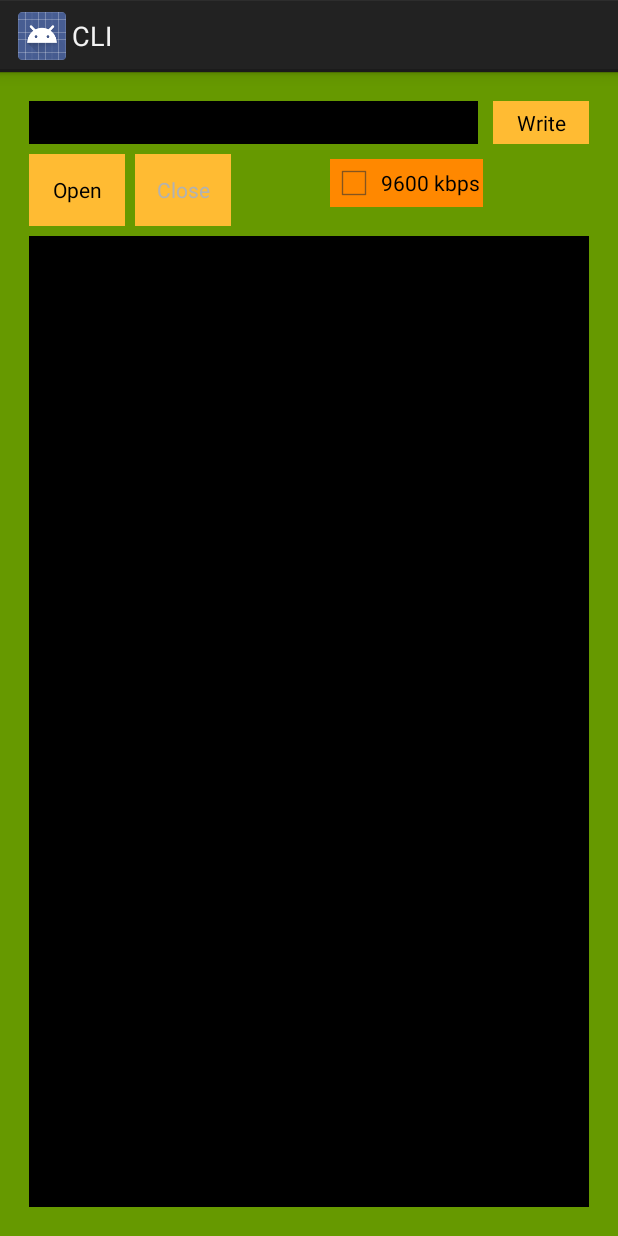
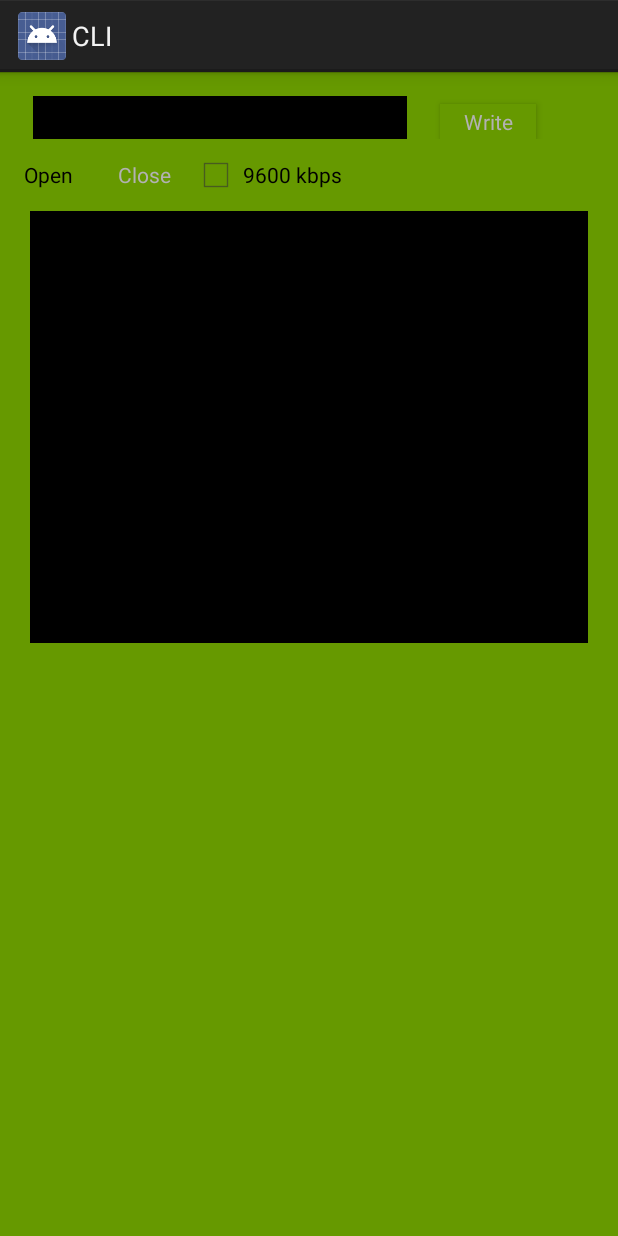
Before and after one commit to araobp/bicycle, an Android app: the screen it shows after launch (MainActivity), after a tap on "Open", on a phone screen of 412 x 824 dp. Run offline under Robolectric (Android 15) with nearby library versions, the phone set to English and light mode, and no system bars.

Commit message:
refactor code

```diff
--- a/src/app/src/main/java/jp/arao/bicycle/edge/FtdiDevice.java
+++ b/src/app/src/main/java/jp/arao/bicycle/edge/FtdiDevice.java
@@ -6,41 +6,54 @@ import android.util.Log;
 import com.ftdi.j2xx.D2xxManager;
 import com.ftdi.j2xx.FT_Device;
 
+/*
+* FTDI device
+* */
 public class FtdiDevice {
+
+    // Size of read buffer (the number of characters)
+    public static final int READBUF_SIZE  = 256;
 
     private final String TAG = "Edge";
 
-    private D2xxManager ftD2xx = null;
-    private FT_Device ftDev = null;
+    private D2xxManager mD2xxManager = null;
+    private FT_Device mFtDevice = null;
 
-    private boolean mThreadIsStopped = true;
+    private boolean mReaderIsRunning = false;
 
-    private final int READBUF_SIZE  = 256;
-    private byte[] rbuf  = new byte[READBUF_SIZE];
-    private char[] rchar = new char[READBUF_SIZE];
+    private byte[] mReadBuf = new byte[READBUF_SIZE];
+    private char[] mCharBuf = new char[READBUF_SIZE];
     private int mReadSize=0;
 
     private Handler mHandler = new Handler();
-    private ReadListener readListener = null;
+    private ReadListener mReadListener = null;
 
+    /*
+    * constructor
+    *
+    * @parameter readListener instance of ReadListener
+    * */
     public FtdiDevice(ReadListener readListener) {
-        this.readListener = readListener;
+        this.mReadListener = readListener;
         try {
-            ftD2xx = D2xxManager.getInstance(readListener);
-        } catch (D2xxManager.D2xxException ex) {
-            Log.e(TAG, ex.toString());
+            mD2xxManager = D2xxManager.getInstance(readListener);
+        } catch (D2xxManager.D2xxException e) {
+            Log.e(TAG, e.toString());
         }
     }
 
+    /*
+    * set FTDI device config
+    * */
     private void setConfig(int baudrate, byte dataBits, byte stopBits, byte parity, byte flowControl) {
-        if (!ftDev.isOpen()) {
+        if (!mFtDevice.isOpen()) {
             Log.e(TAG, "setConfig: device not open");
             return;
         }
 
-        ftDev.setBitMode((byte) 0, D2xxManager.FT_BITMODE_RESET);
+        mFtDevice.setBitMode((byte) 0, D2xxManager.FT_BITMODE_RESET);
 
-        ftDev.setBaudRate(baudrate);
+        mFtDevice.setBaudRate(baudrate);
 
         switch (dataBits) {
             case 7:
@@ -87,7 +100,7 @@ public class FtdiDevice {
                 break;
         }
 
-        ftDev.setDataCharacteristics(dataBits, stopBits, parity);
+        mFtDevice.setDataCharacteristics(dataBits, stopBits, parity);
 
         short flowCtrlSetting;
         switch (flowControl) {
@@ -108,87 +121,39 @@ public class FtdiDevice {
                 break;
         }
 
-        ftDev.setFlowControl(flowCtrlSetting, (byte) 0x0b, (byte) 0x0d);
+        mFtDevice.setFlowControl(flowCtrlSetting, (byte) 0x0b, (byte) 0x0d);
     }
 
-    public boolean openDevice(int baudrate) {
-        boolean update = false;
 
-        // check if ftdi device has already benn instantiated
-        if(ftDev != null) {
-            if(ftDev.isOpen()) {
-                if(mThreadIsStopped) {
-                    update = true;
-                    setConfig(baudrate, (byte)8, (byte)1, (byte)0, (byte)0);
-                    ftDev.purge((byte) (D2xxManager.FT_PURGE_TX | D2xxManager.FT_PURGE_RX));
-                    ftDev.restartInTask();
-                    new Thread(mLoop).start();
-                }
-                return update;
-            }
-        }
-
-        int devCount = 0;
-        devCount = ftD2xx.createDeviceInfoList(readListener);
-
-        Log.d(TAG, "Device number : "+ Integer.toString(devCount));
-
-        D2xxManager.FtDeviceInfoListNode[] deviceList = new D2xxManager.FtDeviceInfoListNode[devCount];
-        ftD2xx.getDeviceInfoList(devCount, deviceList);
-
-        if(devCount <= 0) {
-            return update;
-        }
-
-        if(ftDev == null) {
-            ftDev = ftD2xx.openByIndex(readListener, 0);
-        } else {
-            synchronized (ftDev) {
-                ftDev = ftD2xx.openByIndex(readListener, 0);
-            }
-        }
-
-        if(ftDev.isOpen()) {
-            if (mThreadIsStopped) {
-                update = true;
-                setConfig(baudrate, (byte) 8, (byte) 1, (byte) 0, (byte) 0);
-                ftDev.purge((byte) (D2xxManager.FT_PURGE_TX | D2xxManager.FT_PURGE_RX));
-                ftDev.restartInTask();
-                new Thread(mLoop).start();
-            }
-        }
-
-        return update;
-    }
-
-    private Runnable mLoop = new Runnable() {
+    // reader thread
+    private Runnable mReader = new Runnable() {
         @Override
         public void run() {
             int i;
             int readSize;
-            mThreadIsStopped = false;
+            mReaderIsRunning = true;
             while(true) {
-                if(mThreadIsStopped) {
+                if(!mReaderIsRunning) {
                     break;
                 }
 
-                synchronized (ftDev) {
-                    readSize = ftDev.getQueueStatus();
+                synchronized (mFtDevice) {
+                    readSize = mFtDevice.getQueueStatus();
                     if(readSize>0) {
                         mReadSize = readSize;
                         if(mReadSize > READBUF_SIZE) {
                             mReadSize = READBUF_SIZE;
                         }
-                        ftDev.read(rbuf,mReadSize);
+                        mFtDevice.read(mReadBuf,mReadSize);
 
                         for(i=0; i<mReadSize; i++) {
-                            rchar[i] = (char)rbuf[i];
+                            mCharBuf[i] = (char) mReadBuf[i];
                         }
                         mHandler.post(new Runnable() {
                             @Override
                             public void run() {
 
-                                readListener.onRead(String.copyValueOf(rchar,0,mReadSize));
+                                mReadListener.onRead(String.copyValueOf(mCharBuf,0,mReadSize));
                             }
                         });
 
@@ -198,31 +163,96 @@ public class FtdiDevice {
         }
     };
 
+    /*
+    * Opens FTDI device and start reader thread
+    *
+    * @parameter baudrate baud rate
+    * @return true if reader thread's state is changed
+    * */
+    public boolean open(int baudrate) {
+        boolean stateChanged = false;
+
+        if(mFtDevice != null) {
+            if(mFtDevice.isOpen()) {
+                if(!mReaderIsRunning) {
+                    stateChanged = true;
+                    setConfig(baudrate, (byte)8, (byte)1, (byte)0, (byte)0);
+                    mFtDevice.purge((byte) (D2xxManager.FT_PURGE_TX | D2xxManager.FT_PURGE_RX));
+                    mFtDevice.restartInTask();
+                    new Thread(mReader).start();
+                }
+                return stateChanged;
+            }
+        }
+
+        int devCount = 0;
+        devCount = mD2xxManager.createDeviceInfoList(mReadListener);
+
+        Log.d(TAG, "Device number : "+ Integer.toString(devCount));
+
+        D2xxManager.FtDeviceInfoListNode[] deviceList = new D2xxManager.FtDeviceInfoListNode[devCount];
+        mD2xxManager.getDeviceInfoList(devCount, deviceList);
+
+        if(devCount <= 0) {
+            return stateChanged;
+        }
+
+        if(mFtDevice == null) {
+            mFtDevice = mD2xxManager.openByIndex(mReadListener, 0);
+        } else {
+            synchronized (mFtDevice) {
+                mFtDevice = mD2xxManager.openByIndex(mReadListener, 0);
+            }
+        }
+
+        if(mFtDevice.isOpen()) {
+            if (!mReaderIsRunning) {
+                stateChanged = true;
+                setConfig(baudrate, (byte) 8, (byte) 1, (byte) 0, (byte) 0);
+                mFtDevice.purge((byte) (D2xxManager.FT_PURGE_TX | D2xxManager.FT_PURGE_RX));
+                mFtDevice.restartInTask();
+                new Thread(mReader).start();
+            }
+        }
+
+        return stateChanged;
+    }
+
+    /*
+    * Sends message to FTDI device
+    * */
     public void write(String message) {
-        if(ftDev == null) {
+        if(mFtDevice == null) {
             return;
         }
 
-        synchronized (ftDev) {
-            if(ftDev.isOpen() == false) {
-                Log.e(TAG, "onClickWrite : Device is not open");
+        synchronized (mFtDevice) {
+            if(mFtDevice.isOpen() == false) {
+                Log.e(TAG, "onClickWrite : device is not open");
                 return;
             }
 
-            ftDev.setLatencyTimer((byte)16);
+            mFtDevice.setLatencyTimer((byte)16);
 
             byte[] writeByte = message.getBytes();
-            ftDev.write(writeByte, message.length());
+            mFtDevice.write(writeByte, message.length());
         }
     }
 
-    public void onDestroy() {
-        mThreadIsStopped = true;
+    /*
+    * Stops reader thread
+    * */
+    public void stop() {
+        mReaderIsRunning = false;
     }
-    public void closeDevice() {
-        mThreadIsStopped = true;
-        if(ftDev != null) {
-            ftDev.close();
+
+    /*
+    * Stops reader thread and closes FTDI device
+    * */
+    public void close() {
+        mReaderIsRunning = false;
+        if(mFtDevice != null) {
+            mFtDevice.close();
         }
     }
 }
--- a/src/app/src/main/java/jp/arao/bicycle/edge/MainActivity.java
+++ b/src/app/src/main/java/jp/arao/bicycle/edge/MainActivity.java
@@ -19,45 +19,47 @@ public class MainActivity extends ReadListener {
     private static final int DEFAULT_BAUDRATE = 9600;  // 9600kbps
     private static final int SCHEDULER_BAUDRATE = 115200;  // 115200kbps
 
-    private FtdiDevice ftdiDevice = null;
+    private FtdiDevice mFtdiDevice = null;
 
-    private TextView tvRead = null;
-    private EditText etWrite = null;
-    private Button btOpen = null;
-    private Button btWrite = null;
-    private Button btClose = null;
-    private CheckBox ckBox = null;
+    private TextView mTextView = null;
+    private EditText mEditText = null;
+    private Button mButtonOpen = null;
+    private Button mButtonWrite = null;
+    private Button mButtonClose = null;
+    private CheckBox mCheckBox = null;
 
     private int baudrate() {
-        int baudrate = SCHEDULER_BAUDRATE;
-        if (ckBox != null) {
-            baudrate = ckBox.isChecked() ? DEFAULT_BAUDRATE : SCHEDULER_BAUDRATE;
+        if (mCheckBox != null) {
+            return mCheckBox.isChecked() ? DEFAULT_BAUDRATE : SCHEDULER_BAUDRATE;
+        } else {
+            return SCHEDULER_BAUDRATE;
         }
-        return baudrate;
     }
 
     private void updateView(boolean on) {
         if(on) {
-            btOpen.setEnabled(false);
-            btClose.setEnabled(true);
+            mButtonOpen.setEnabled(false);
+            mButtonWrite.setEnabled(true);
+            mButtonClose.setEnabled(true);
         } else {
-            btOpen.setEnabled(true);
-            btClose.setEnabled(false);
+            mButtonOpen.setEnabled(true);
+            mButtonWrite.setEnabled(false);
+            mButtonClose.setEnabled(false);
         }
     }
 
     @Override
     protected void onNewIntent(Intent intent) {
-        ftdiDevice.openDevice(baudrate());
+        mFtdiDevice.open(baudrate());
     }
 
     BroadcastReceiver mUsbReceiver = new BroadcastReceiver() {
         public void onReceive(Context context, Intent intent) {
             String action = intent.getAction();
             if (UsbManager.ACTION_USB_DEVICE_ATTACHED.equals(action)) {
-                ftdiDevice.openDevice(baudrate());
+                mFtdiDevice.open(baudrate());
             } else if (UsbManager.ACTION_USB_DEVICE_DETACHED.equals(action)) {
-                ftdiDevice.closeDevice();
+                mFtdiDevice.close();
                 updateView(false);
             }
         }
@@ -68,18 +70,18 @@ public class MainActivity extends ReadListener {
         super.onCreate(savedInstanceState);
         setContentView(R.layout.activity_main);
 
-        tvRead = (TextView) findViewById(R.id.tvRead);
-        etWrite = (EditText) findViewById(R.id.etWrite);
+        mTextView = (TextView) findViewById(R.id.tvRead);
+        mEditText = (EditText) findViewById(R.id.etWrite);
 
-        btOpen = (Button) findViewById(R.id.btOpen);
-        btWrite = (Button) findViewById(R.id.btWrite);
-        btClose = (Button) findViewById(R.id.btClose);
+        mButtonOpen = (Button) findViewById(R.id.btOpen);
+        mButtonWrite = (Button) findViewById(R.id.btWrite);
+        mButtonClose = (Button) findViewById(R.id.btClose);
 
-        ckBox = (CheckBox) findViewById(R.id.ckBox);
+        mCheckBox = (CheckBox) findViewById(R.id.ckBox);
 
         updateView(false);
 
-        ftdiDevice = new FtdiDevice(this);
+        mFtdiDevice = new FtdiDevice(this);
 
         IntentFilter filter = new IntentFilter();
         filter.addAction(UsbManager.ACTION_USB_DEVICE_ATTACHED);
@@ -89,29 +91,29 @@ public class MainActivity extends ReadListener {
 
     public void onClickOpen(View v) {
         boolean update = false;
-        update = ftdiDevice.openDevice(baudrate());
+        update = mFtdiDevice.open(baudrate());
         updateView(update);
     }
 
     public void onClickWrite(View v) {
-        String writeString = etWrite.getText().toString().toUpperCase() + DELIMETER;
-        ftdiDevice.write(writeString);
-        etWrite.setText("");
+        String writeString = mEditText.getText().toString().toUpperCase() + DELIMETER;
+        mFtdiDevice.write(writeString);
+        mEditText.setText("");
     }
 
     public void onRead(String message) {
-        tvRead.append(message);
+        mTextView.append(message);
     }
 
     public void onClickClose(View v) {
-        ftdiDevice.closeDevice();
+        mFtdiDevice.close();
         updateView(false);
     }
 
     @Override
     public void onDestroy() {
         super.onDestroy();
-        ftdiDevice.onDestroy();
+        mFtdiDevice.stop();
         unregisterReceiver(mUsbReceiver);
     }
 }
--- a/src/app/src/main/res/layout/activity_main.xml
+++ b/src/app/src/main/res/layout/activity_main.xml
@@ -1,96 +1,150 @@
-<RelativeLayout xmlns:android="http://schemas.android.com/apk/res/android"
+<LinearLayout xmlns:android="http://schemas.android.com/apk/res/android"
+    xmlns:app="http://schemas.android.com/apk/res-auto"
     xmlns:tools="http://schemas.android.com/tools"
     android:layout_width="match_parent"
     android:layout_height="match_parent"
     android:background="@android:color/holo_green_dark"
-    android:paddingBottom="@dimen/activity_vertical_margin"
-    android:paddingLeft="@dimen/activity_horizontal_margin"
-    android:paddingRight="@dimen/activity_horizontal_margin"
-    android:paddingTop="@dimen/activity_vertical_margin"
-    tools:context=".MainActivity">
+    android:orientation="vertical"
+    tools:context=".MainActivity"
+    tools:layout_editor_absoluteX="0dp"
+    tools:layout_editor_absoluteY="73dp"
+    android:weightSum="1">
+
+    <LinearLayout
+        android:layout_width="match_parent"
+        android:layout_height="wrap_content"
+        android:orientation="horizontal"
+        android:weightSum="1">
 
         <EditText
             android:id="@+id/etWrite"
             android:layout_width="wrap_content"
             android:layout_height="wrap_content"
-        android:layout_alignParentLeft="true"
-        android:layout_alignParentTop="true"
+            android:layout_marginBottom="8dp"
+            android:layout_marginEnd="22dp"
+            android:layout_marginStart="22dp"
+            android:layout_marginTop="8dp"
+            android:layout_weight="0.49"
             android:background="@android:color/background_dark"
             android:ems="10"
+            android:maxLines="1"
+            android:minLines="1"
+            android:padding="@dimen/padding"
             android:textColor="@android:color/holo_green_light"
-        android:layout_margin="@dimen/margin"
-        android:padding="@dimen/padding"
-        android:layout_toStartOf="@+id/btWrite"
-        android:layout_alignRight="@+id/ckBox"
-        android:layout_alignEnd="@+id/ckBox" />
+            app:layout_constraintBottom_toTopOf="@+id/btClose"
+            app:layout_constraintLeft_toLeftOf="parent"
+            app:layout_constraintRight_toLeftOf="@+id/btWrite"
+            app:layout_constraintTop_toTopOf="@+id/btWrite"
+            app:layout_constraintVertical_bias="0.0"
+            tools:layout_constraintBottom_creator="1"
+            tools:layout_constraintLeft_creator="1"
+            tools:layout_constraintRight_creator="1"
+            tools:layout_constraintTop_creator="1" />
 
         <Button
             android:id="@+id/btWrite"
             android:layout_width="wrap_content"
-        android:layout_height="wrap_content"
-        android:background="@android:color/holo_orange_light"
+            android:layout_height="match_parent"
+            android:layout_marginEnd="16dp"
+            android:layout_marginRight="16dp"
+            android:layout_marginTop="21dp"
+            android:background="@android:color/holo_green_dark"
+            android:elevation="3dp"
             android:onClick="onClickWrite"
+            android:padding="@dimen/padding"
             android:text="Write"
             android:textSize="14sp"
-        android:layout_margin="@dimen/margin"
-        android:padding="@dimen/padding"
-        android:layout_above="@+id/btClose"
-        android:layout_alignParentTop="true"
-        android:layout_alignParentRight="true"
-        android:layout_alignParentEnd="true" />
+            app:layout_constraintRight_toRightOf="parent"
+            app:layout_constraintTop_toTopOf="parent"
+            tools:layout_constraintRight_creator="1"
+            tools:layout_constraintTop_creator="1" />
 
-    <TextView
-        android:id="@+id/tvRead"
-        android:layout_width="wrap_content"
+    </LinearLayout>
+
+    <LinearLayout
+        android:layout_width="match_parent"
         android:layout_height="wrap_content"
-        android:layout_alignParentBottom="true"
-        android:layout_alignParentLeft="true"
-        android:layout_alignParentRight="true"
-        android:layout_below="@+id/btOpen"
-        android:layout_margin="@dimen/margin"
-        android:background="@android:color/background_dark"
-        android:padding="@dimen/padding"
-        android:scrollbars="vertical"
-        android:gravity="bottom"
-        android:textColor="@android:color/background_light" />
+        android:orientation="horizontal">
 
         <Button
             android:id="@+id/btOpen"
             android:layout_width="wrap_content"
-        android:layout_height="wrap_content"
-        android:layout_alignParentLeft="true"
-        android:layout_below="@+id/etWrite"
-        android:layout_margin="@dimen/margin"
+            android:layout_height="match_parent"
+            android:background="@android:color/holo_green_dark"
+            android:onClick="onClickOpen"
             android:padding="@dimen/padding"
-        android:background="@android:color/holo_orange_light"
-        android:onClick="onClickOpen"
             android:text="Open"
-        android:textSize="14sp" />
+            android:textSize="14sp"
+            app:layout_constraintBottom_toTopOf="@+id/tvRead"
+            app:layout_constraintHorizontal_bias="0.54"
+            app:layout_constraintLeft_toLeftOf="parent"
+            app:layout_constraintRight_toLeftOf="@+id/btClose"
+            app:layout_constraintTop_toBottomOf="@+id/etWrite"
+            app:layout_constraintVertical_bias="0.0"
+            tools:layout_constraintBottom_creator="1"
+            tools:layout_constraintLeft_creator="1"
+            tools:layout_constraintRight_creator="1"
+            tools:layout_constraintTop_creator="1" />
 
         <Button
             android:id="@+id/btClose"
             android:layout_width="wrap_content"
-        android:layout_height="wrap_content"
-        android:layout_above="@+id/tvRead"
-        android:layout_margin="@dimen/margin"
+            android:layout_height="match_parent"
+            android:background="@android:color/holo_green_dark"
+            android:onClick="onClickClose"
             android:padding="@dimen/padding"
-        android:layout_toRightOf="@+id/btOpen"
-        android:background="@android:color/holo_orange_light"
-        android:onClick="onClickClose"
             android:text="Close"
-        android:textSize="14sp" />
+            android:textSize="14sp"
+            app:layout_constraintBottom_toTopOf="@+id/tvRead"
+            app:layout_constraintHorizontal_bias="0.482"
+            app:layout_constraintLeft_toLeftOf="@+id/etWrite"
+            app:layout_constraintRight_toRightOf="@+id/etWrite"
+            tools:layout_constraintBottom_creator="1"
+            tools:layout_constraintLeft_creator="1"
+            tools:layout_constraintRight_creator="1" />
 
         <CheckBox
             android:id="@+id/ckBox"
             android:layout_width="wrap_content"
+            android:layout_height="match_parent"
+            android:background="@android:color/holo_green_dark"
+            android:padding="@dimen/padding"
+            android:text="9600 kbps"
+            android:textSize="14sp"
+            app:layout_constraintBottom_toTopOf="@+id/tvRead"
+            app:layout_constraintLeft_toRightOf="@+id/etWrite"
+            app:layout_constraintRight_toRightOf="@+id/etWrite"
+            app:layout_constraintTop_toBottomOf="@+id/etWrite"
+            app:layout_constraintVertical_bias="1.0"
+            tools:layout_constraintBottom_creator="1"
+            tools:layout_constraintLeft_creator="1"
+            tools:layout_constraintRight_creator="1"
+            tools:layout_constraintTop_creator="1" />
+
+    </LinearLayout>
+
+    <TextView
+        android:id="@+id/tvRead"
+        android:layout_width="match_parent"
+        android:layout_marginEnd="20dp"
+        android:layout_marginStart="20dp"
+        android:background="@android:color/background_dark"
+        android:gravity="bottom"
+        android:maxLines="16"
+        android:minLines="16"
+        android:padding="@dimen/padding"
+        android:scrollbars="vertical"
+        android:textColor="@android:color/background_light"
+        app:layout_constraintBottom_toBottomOf="parent"
+        app:layout_constraintHorizontal_bias="0.529"
+        app:layout_constraintLeft_toLeftOf="parent"
+        app:layout_constraintRight_toRightOf="parent"
+        app:layout_constraintTop_toTopOf="parent"
+        tools:layout_constraintBottom_creator="1"
+        tools:layout_constraintLeft_creator="1"
+        tools:layout_constraintRight_creator="1"
+        tools:layout_constraintTop_creator="1"
         android:layout_height="wrap_content"
-        android:layout_alignTop="@+id/btClose"
-        android:layout_toLeftOf="@+id/btWrite"
-        android:layout_toStartOf="@+id/btWrite"
-        android:background="@android:color/holo_orange_dark"
-        android:text="9600 kbps"
-        android:layout_margin="@dimen/margin"
-        android:padding="@dimen/padding"
-        android:textSize="14sp" />
+        android:layout_weight="0.06" />
 
-</RelativeLayout>
+</LinearLayout>
```
Also changed, not shown: src/app/build.gradle (+6 -5 lines), 171 other files. Lines whose indentation alone changed are shown as unchanged.
